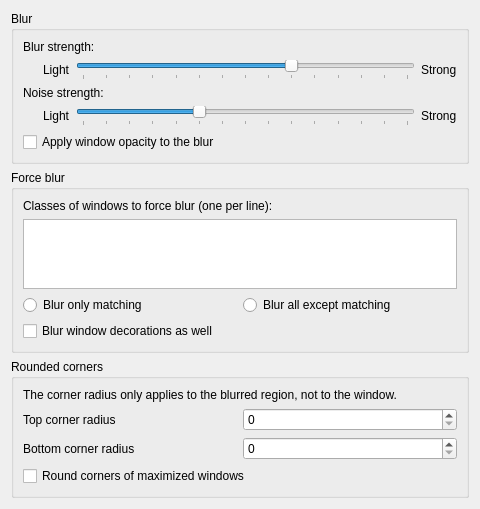
Before: the Qt Designer form src/kcm/blur_config.ui in taj-ny/kwin-effects-forceblur, drawn with Qt 5.
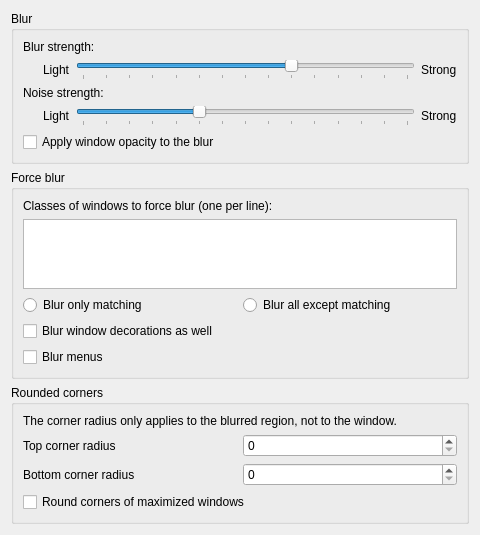
After: the same form once the commit is applied.

Commit message:
add ability to disable blur for menus
workaround for #17

The edit to the form file:
```diff
--- a/src/kcm/blur_config.ui
+++ b/src/kcm/blur_config.ui
@@ -211,6 +211,13 @@
         </property>
        </widget>
       </item>
+      <item>
+       <widget class="QCheckBox" name="kcfg_BlurMenus">
+        <property name="text">
+         <string>Blur menus</string>
+        </property>
+       </widget>
+      </item>
      </layout>
     </widget>
    </item>
```
The commit also changes 3 other files.
